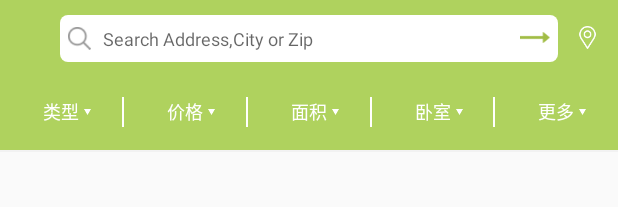
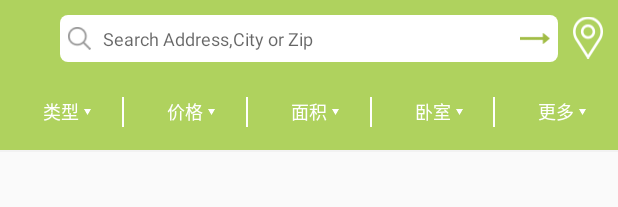
Before and after one commit to leonlaf66/webapp, an Android app: the layout house_list_filter_header.xml on its own in the app's theme, with its tools: preview values and no code run, on a phone screen of 412 x 824 dp. Shown: the top 207 px of the screen. Run offline under Robolectric (Android 15) with nearby library versions, the phone set to English and light mode, and no system bars.

Commit message:
no message

```diff
--- a/house_android/app/build.gradle
+++ b/house_android/app/build.gradle
@@ -15,8 +15,8 @@ android {
         applicationId "net.lhh.apst.advancedpagerslidingtabstrip"
         minSdkVersion 14
         targetSdkVersion 26
-        versionCode 6
-        versionName "6.0"
+        versionCode 7
+        versionName "7.0"
         signingConfig signingConfigs.config
     }
     buildTypes {
--- a/house_android/app/src/main/java/net/lhh/apst/advancedpagerslidingtabstrip/HomeMapActivity.java
+++ b/house_android/app/src/main/java/net/lhh/apst/advancedpagerslidingtabstrip/HomeMapActivity.java
@@ -964,9 +964,10 @@ public class HomeMapActivity extends BaseActivity implements BaiduMap.OnMapLoade
                 }catch (Exception e){
                     e.printStackTrace();
                 }
+                latlong = null;
 
             }else{
-                sb.append("&q=").append("Boston");
+               // sb.append("&q=").append("Boston");
             }
 
             //sb.append("&area_id=").append(app.area);
--- a/house_android/app/src/main/res/layout/activity_home_map.xml
+++ b/house_android/app/src/main/res/layout/activity_home_map.xml
@@ -84,10 +84,9 @@
                 android:id="@+id/searchgo"
                 android:layout_alignParentRight="true"
                 android:layout_alignParentTop="true"
-                android:layout_marginTop="10dp"
                 android:layout_marginLeft="8dp"
                 android:layout_marginRight="5dp"
-                android:layout_height="10dp"></ImageView>
+                android:layout_height="match_parent"></ImageView>
 
         </RelativeLayout>
 
@@ -98,7 +97,7 @@
             android:id="@+id/filter_btn"
             android:layout_alignParentRight="true"
             android:layout_centerVertical="true"
-            android:layout_height="20dp"></ImageView>
+            android:layout_height="match_parent"></ImageView>
     </RelativeLayout>
 
 
--- a/house_android/app/src/main/res/layout/activity_house_list.xml
+++ b/house_android/app/src/main/res/layout/activity_house_list.xml
@@ -56,10 +56,9 @@
                         android:id="@+id/searchgo"
                         android:layout_alignParentRight="true"
                         android:layout_alignParentTop="true"
-                        android:layout_marginTop="10dp"
                         android:layout_marginLeft="8dp"
                         android:layout_marginRight="5dp"
-                        android:layout_height="10dp"></ImageView>
+                        android:layout_height="match_parent"></ImageView>
 
                 </RelativeLayout>
                 <RelativeLayout
@@ -74,7 +73,7 @@
                         android:id="@+id/goMapBtn"
                         android:layout_centerInParent="true"
                         android:layout_width="20dp"
-                        android:layout_height="20dp"></ImageView>
+                        android:layout_height="match_parent"></ImageView>
 
                 </RelativeLayout>
             </RelativeLayout>
--- a/house_android/app/src/main/res/layout/house_list_filter_header.xml
+++ b/house_android/app/src/main/res/layout/house_list_filter_header.xml
@@ -43,10 +43,10 @@
                 android:id="@+id/searchgo"
                 android:layout_alignParentRight="true"
                 android:layout_alignParentTop="true"
-                android:layout_marginTop="10dp"
+
                 android:layout_marginLeft="8dp"
                 android:layout_marginRight="5dp"
-                android:layout_height="10dp"></ImageView>
+                android:layout_height="match_parent"></ImageView>
 
         </RelativeLayout>
         <RelativeLayout
@@ -60,8 +60,8 @@
             <ImageView android:src="@mipmap/map_white"
                 android:id="@+id/goMapBtn"
                 android:layout_centerInParent="true"
-                android:layout_width="15dp"
-                android:layout_height="15dp"></ImageView>
+                android:layout_width="20dp"
+                android:layout_height="match_parent"></ImageView>
 
         </RelativeLayout>
     </RelativeLayout>
```
Also changed, not shown: 2 other files.
